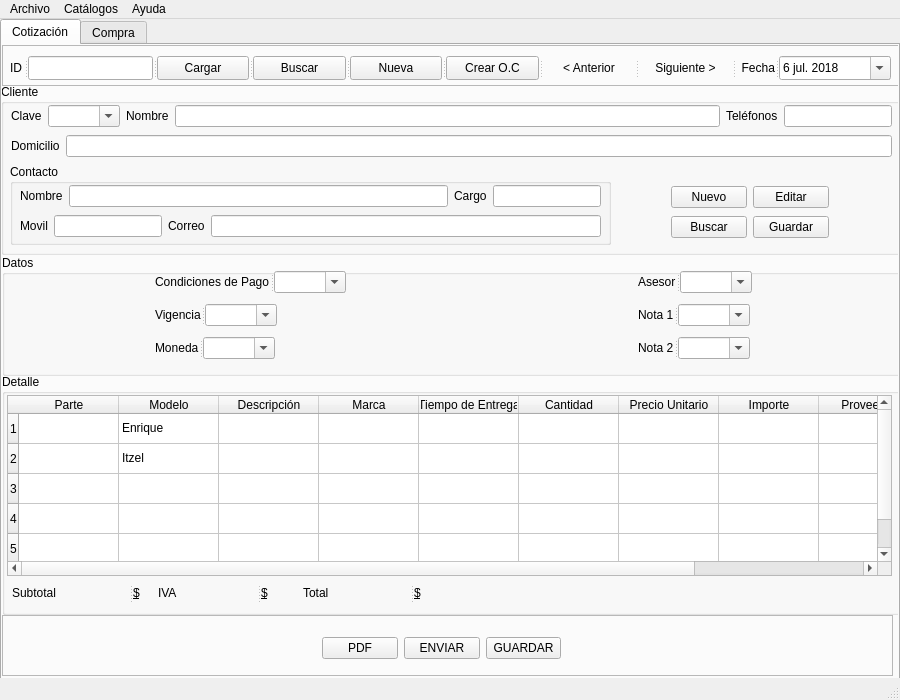
Old version of the form ventana.ui in the repository esantanaya/coticom.
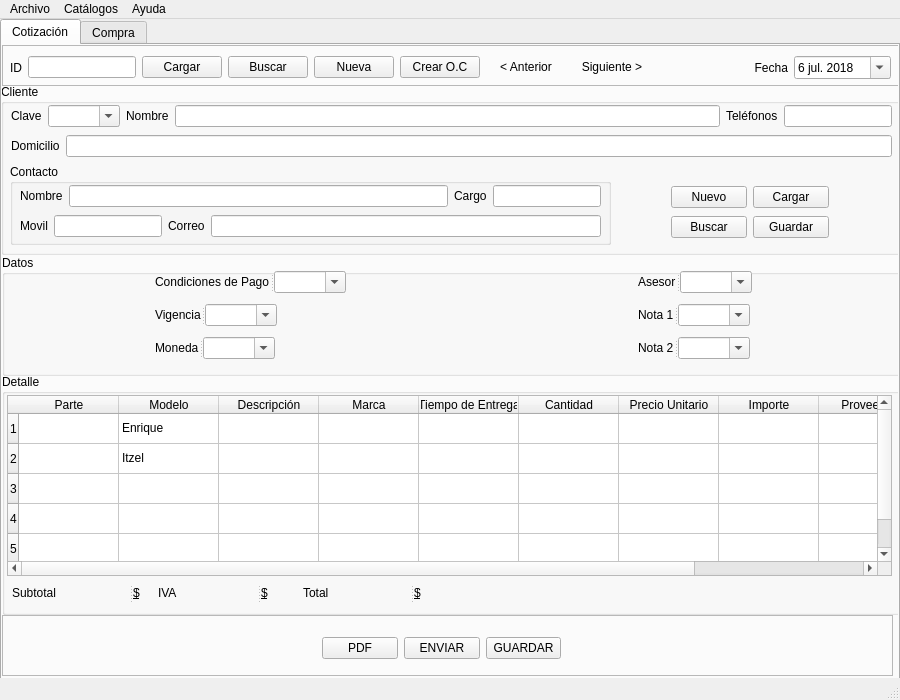
New version of the form. Icons and pictures are not drawn.

Diff of the .ui file:
```diff
--- a/ventana.ui
+++ b/ventana.ui
@@ -14,7 +14,7 @@
    </rect>
   </property>
   <property name="sizePolicy">
-   <sizepolicy hsizetype="Fixed" vsizetype="Fixed">
+   <sizepolicy hsizetype="Expanding" vsizetype="Expanding">
     <horstretch>0</horstretch>
     <verstretch>0</verstretch>
    </sizepolicy>
@@ -27,8 +27,8 @@
   </property>
   <property name="maximumSize">
    <size>
-    <width>900</width>
-    <height>700</height>
+    <width>16777215</width>
+    <height>16777215</height>
    </size>
   </property>
   <property name="cursor">
@@ -49,7 +49,7 @@
   </property>
   <widget class="QWidget" name="centralwidget">
    <property name="sizePolicy">
-    <sizepolicy hsizetype="Fixed" vsizetype="Fixed">
+    <sizepolicy hsizetype="Expanding" vsizetype="Expanding">
      <horstretch>0</horstretch>
      <verstretch>0</verstretch>
     </sizepolicy>
@@ -76,6 +76,12 @@
      <number>0</number>
     </property>
     <widget class="QWidget" name="tab">
+     <property name="sizePolicy">
+      <sizepolicy hsizetype="Expanding" vsizetype="Expanding">
+       <horstretch>0</horstretch>
+       <verstretch>0</verstretch>
+      </sizepolicy>
+     </property>
      <attribute name="title">
       <string>Cotización</string>
      </attribute>
@@ -109,23 +115,24 @@
       <property name="frameShadow">
        <enum>QFrame::Raised</enum>
       </property>
-      <widget class="QSplitter" name="splitter">
+      <widget class="QWidget" name="">
        <property name="geometry">
         <rect>
          <x>8</x>
-         <y>11</y>
+         <y>10</y>
          <width>881</width>
-         <height>24</height>
+         <height>25</height>
         </rect>
        </property>
-       <property name="orientation">
-        <enum>Qt::Horizontal</enum>
-       </property>
+       <layout class="QHBoxLayout" name="horizontalLayout_7">
+        <item>
        <widget class="QLabel" name="label">
         <property name="text">
          <string>ID</string>
         </property>
        </widget>
+        </item>
+        <item>
        <widget class="QLineEdit" name="texto_id">
         <property name="sizePolicy">
          <sizepolicy hsizetype="Fixed" vsizetype="Fixed">
@@ -134,16 +141,22 @@
          </sizepolicy>
         </property>
        </widget>
+        </item>
+        <item>
        <widget class="QPushButton" name="boton_cargar">
         <property name="text">
          <string>Cargar</string>
         </property>
        </widget>
+        </item>
+        <item>
        <widget class="QPushButton" name="boton_buscar">
         <property name="text">
          <string>Buscar</string>
         </property>
        </widget>
+        </item>
+        <item>
        <widget class="QPushButton" name="boton_nueva">
         <property name="contextMenuPolicy">
          <enum>Qt::DefaultContextMenu</enum>
@@ -152,11 +165,15 @@
          <string>Nueva</string>
         </property>
        </widget>
+        </item>
+        <item>
        <widget class="QPushButton" name="boton_crear">
         <property name="text">
          <string>Crear O.C</string>
         </property>
        </widget>
+        </item>
+        <item>
        <widget class="QPushButton" name="boton_anterior">
         <property name="cursor">
          <cursorShape>BusyCursor</cursorShape>
@@ -168,6 +185,8 @@
          <bool>true</bool>
         </property>
        </widget>
+        </item>
+        <item>
        <widget class="QPushButton" name="boton_siguiente">
         <property name="cursor">
          <cursorShape>BusyCursor</cursorShape>
@@ -179,6 +198,21 @@
          <bool>true</bool>
         </property>
        </widget>
+        </item>
+        <item>
+         <spacer name="horizontalSpacer">
+          <property name="orientation">
+           <enum>Qt::Horizontal</enum>
+          </property>
+          <property name="sizeHint" stdset="0">
+           <size>
+            <width>98</width>
+            <height>20</height>
+           </size>
+          </property>
+         </spacer>
+        </item>
+        <item>
        <widget class="QLabel" name="label_2">
         <property name="layoutDirection">
          <enum>Qt::LeftToRight</enum>
@@ -190,10 +224,19 @@
          <set>Qt::AlignRight|Qt::AlignTrailing|Qt::AlignVCenter</set>
         </property>
        </widget>
+        </item>
+        <item>
        <widget class="QDateEdit" name="control_fecha">
         <property name="showGroupSeparator" stdset="0">
          <bool>false</bool>
         </property>
+          <property name="minimumDate">
+           <date>
+            <year>1752</year>
+            <month>9</month>
+            <day>14</day>
+           </date>
+          </property>
         <property name="currentSection">
          <enum>QDateTimeEdit::DaySection</enum>
         </property>
@@ -208,6 +251,8 @@
          </date>
         </property>
        </widget>
+        </item>
+       </layout>
       </widget>
      </widget>
      <widget class="QGroupBox" name="groupBox">
@@ -423,7 +468,7 @@
         <item row="0" column="1">
          <widget class="QPushButton" name="boton_editar">
           <property name="text">
-           <string>Editar</string>
+           <string>Cargar</string>
           </property>
          </widget>
         </item>
```
Left out of the diff: 20 changed lines with no effect on the pictures. Lines whose indentation alone changed are shown as unchanged.
